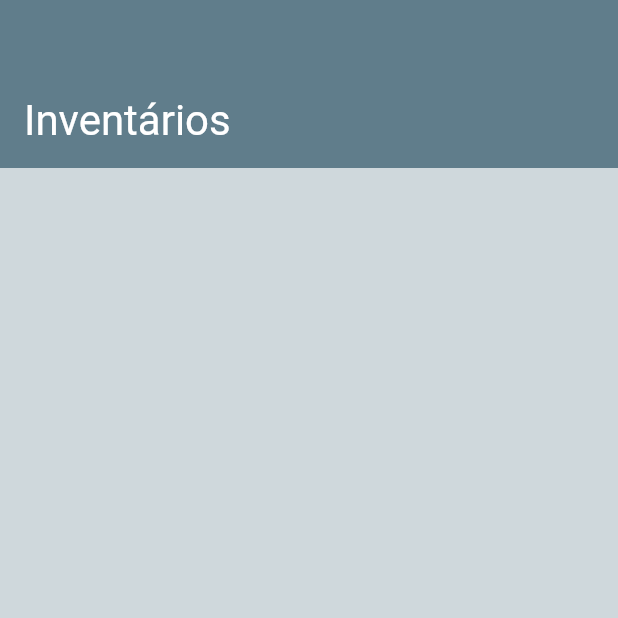
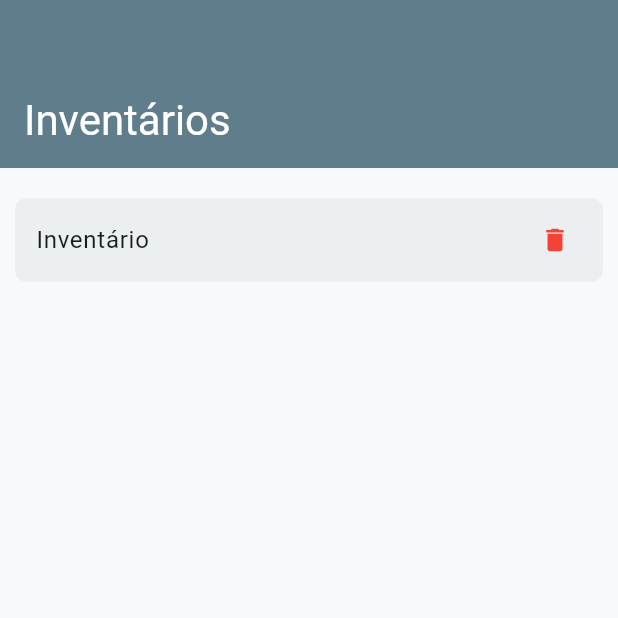
Before and after one commit to NEMJ/code_reader, a Flutter app: the ListPage screen opened directly, on a phone screen of 412 x 824 dp, the top half of it. Run offline on Flutter 3.47's test engine with Material 2 defaults, Android fonts, the light colour scheme and no system bars; our stand-ins replace shared_preferences; missing offline and left inert: flutter_barcode_scanner; accounts and stored records are empty.

Commit message:
starting implementation of SharedPreferences

```diff
--- /dev/null
+++ b/lib/data/inventory_data.dart
@@ -0,0 +1,32 @@
+import 'dart:convert';
+import 'package:code_reader/models/inventory_model.dart';
+import 'package:shared_preferences/shared_preferences.dart';
+
+const inventoryListKey = 'inventory_list';
+
+class InventoryData {
+  late SharedPreferences shared;
+
+  Future<List<InventoryModel>> getInventories() async {
+    shared = await SharedPreferences.getInstance();
+
+    final String jsonString = shared.getString(inventoryListKey) ?? '[]';
+    final List jsonDecoded = json.decode(jsonString) as List; // transforma a String em uma lista de objetos
+
+    return jsonDecoded.map((e) => InventoryModel.fromJson(e)).toList(); // converte a lista de objetos para uma lista de Inventários e retorna
+  }
+
+  // Essa função seria para salvar apenas um inventário à lista de inventários
+  void saveInventory(String inventory, List<InventoryModel> inventories) async {
+    final String jsonString = json.encode(inventories);
+    shared.setString(inventoryListKey, jsonString); // Precisa alterar o salvamento para guardar um json contendo o inventário com os códigos
+  }
+
+  void saveInventoriesInDatabase() {}
+
+  removeInventory(String index) async {
+    SharedPreferences shared = await SharedPreferences.getInstance();
+
+    shared.remove(index);
+  }
+}
--- /dev/null
+++ b/lib/models/inventory_model.dart
@@ -0,0 +1,20 @@
+class InventoryModel {
+  InventoryModel({
+    required this.title,
+    required this.codes,
+  });
+
+  InventoryModel.fromJson(Map<String, dynamic> json)
+    : title = json['title'],
+      codes = json['codes'];
+
+  String title;
+  List<String> codes;
+
+  Map<String, dynamic> toJson() {
+    return {
+      'title': title,
+      'codes': codes,
+    };
+  }
+}
--- a/lib/pages/inventory_detail_page.dart
+++ b/lib/pages/inventory_detail_page.dart
@@ -1,3 +1,4 @@
+import 'package:code_reader/data/inventory_data.dart';
 import 'package:code_reader/widgets/inventory_item_widget.dart';
 import 'package:flutter/material.dart';
 import 'package:flutter_barcode_scanner/flutter_barcode_scanner.dart';
@@ -20,6 +21,7 @@ class _InventoryDetailPageState extends State<InventoryDetailPage> {
   late FocusNode focusNode;
   late TextEditingController barcodeController;
   List<String> codes = [];
+  late InventoryData inventoryData = InventoryData();
 
   Future<void> scanBarcode() async {
     barcodeScanRes = await FlutterBarcodeScanner.scanBarcode(
@@ -72,6 +74,7 @@ class _InventoryDetailPageState extends State<InventoryDetailPage> {
                   icon: const Icon(Icons.camera_alt),
                 ),
                 IconButton(
+                  // onPressed: () => inventoryData.saveInventory(widget.title, codes), // A lista de códigos é salva no dispositivo
                   onPressed: () {},
                   icon: const Icon(Icons.save),
                 ),
--- a/lib/pages/list_page.dart
+++ b/lib/pages/list_page.dart
@@ -1,4 +1,7 @@
 import 'package:flutter/material.dart';
+import '../widgets/inventory_item_widget.dart';
+import '../data/inventory_data.dart';
+import '../models/inventory_model.dart';
 
 class ListPage extends StatefulWidget {
   const ListPage({super.key});
@@ -8,6 +11,29 @@ class ListPage extends StatefulWidget {
 }
 
 class _ListPageState extends State<ListPage> {
+  InventoryData inventoryData = InventoryData();
+  List<InventoryModel> inventories = [];
+
+  void getInventories() async {
+    inventories = await inventoryData.getInventories();
+  }
+
+  @override
+  void initState() {
+    // TODO: implement initState
+    super.initState();
+
+    getInventories();
+  }
+
+  @override
+  void dispose() {
+    // TODO: implement dispose
+    super.dispose();
+
+    inventories.clear();
+  }
+
   @override
   Widget build(BuildContext context) {
     return Scaffold(
@@ -18,9 +44,16 @@ class _ListPageState extends State<ListPage> {
             pinned: true,
             title: Text('Inventários'),
           ),
-          SliverToBoxAdapter(
-            child: Container(height: 900, color: Colors.blueGrey[100])
-          )
+          const SliverToBoxAdapter(child: SizedBox(height: 20)),
+          SliverList.builder(
+            itemCount: 1,
+            itemBuilder: (context, index) {
+              return InventoryItemWidget(
+                code: "Inventário",
+                onPressed: () {},
+              );
+            },
+          ),
         ]
       ),
     );
--- a/pubspec.yaml
+++ b/pubspec.yaml
@@ -36,6 +36,7 @@ dependencies:
   # Use with the CupertinoIcons class for iOS style icons.
   cupertino_icons: ^1.0.2
   flutter_barcode_scanner: ^2.0.0
+  shared_preferences: ^2.2.1
 
 dev_dependencies:
   flutter_test:
```
Also changed, not shown: pubspec.lock, 2 other files.
